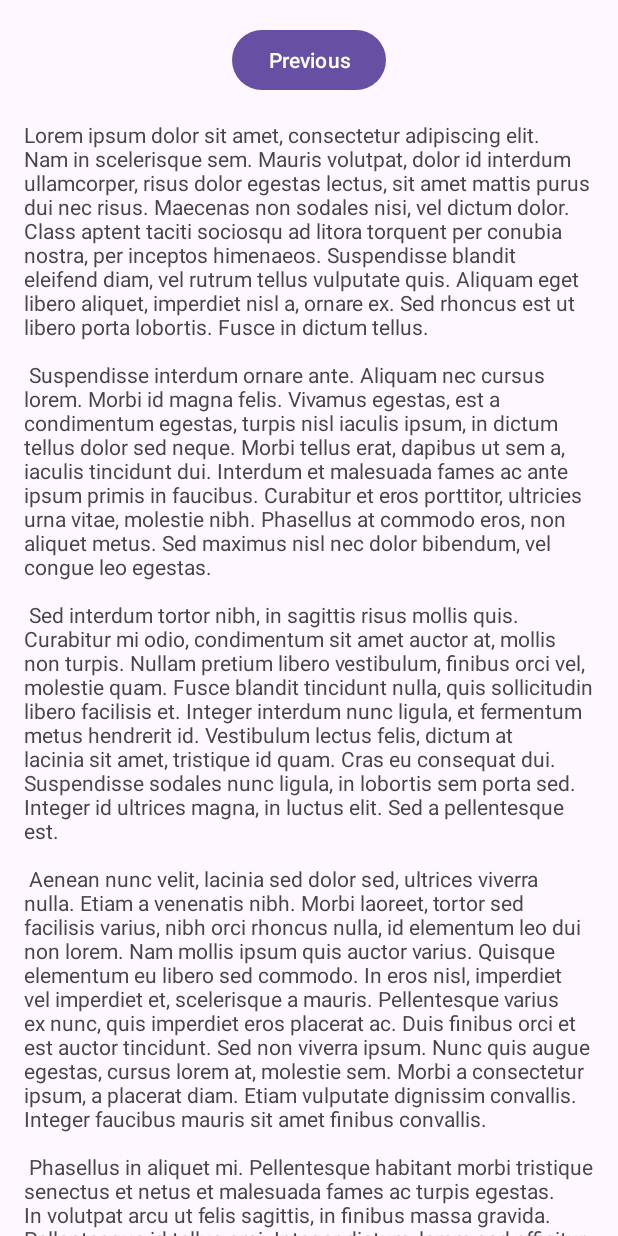
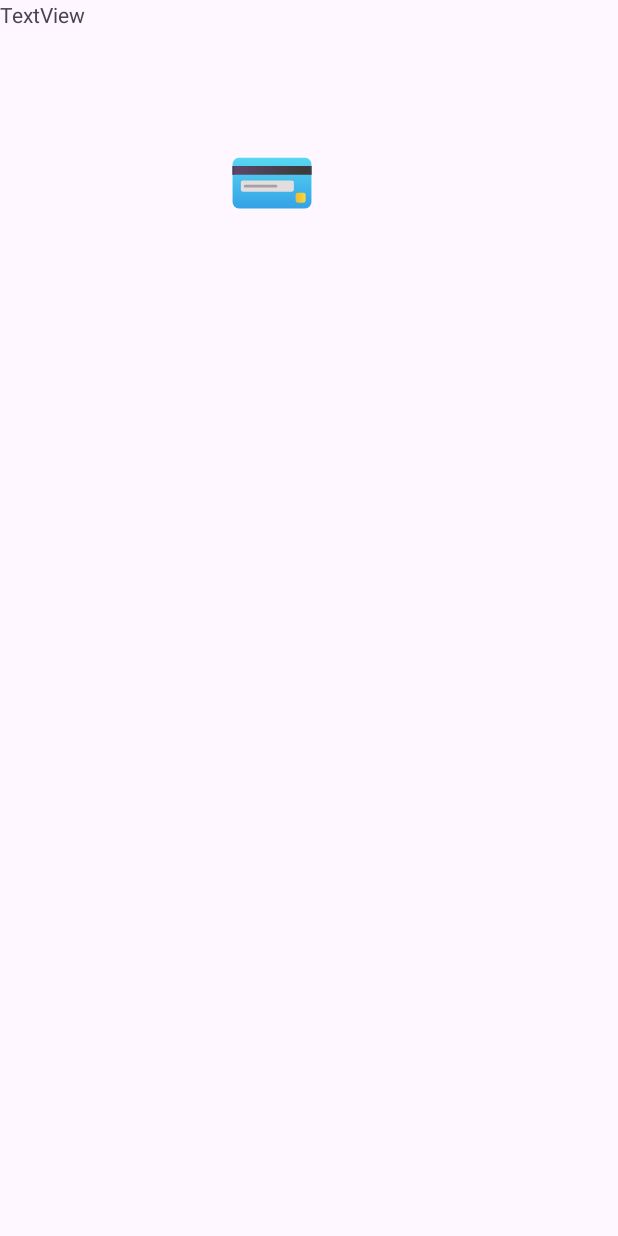
Before and after one commit to Lamparter/SmartTap, an Android app built with Jetpack Compose: the layout smart_tap.xml on its own in the app's theme, with its tools: preview values and no code run, on a phone screen of 412 x 824 dp. Run offline under Robolectric (Android 15) with nearby library versions, the phone set to English and light mode, and no system bars.

Commit message:
💄 Add layout

```diff
--- a/app/src/main/java/dev/riverside/credit/Biometrics.kt
+++ b/app/src/main/java/dev/riverside/credit/Biometrics.kt
@@ -8,6 +8,8 @@ import android.view.View
 import android.view.ViewGroup
 import android.widget.Toast
 import androidx.core.content.ContextCompat
+import androidx.navigation.findNavController
+import androidx.navigation.fragment.findNavController
 import dev.riverside.credit.databinding.AuthBiometricBinding
 import java.util.concurrent.Executor
 
@@ -39,7 +41,8 @@ class Biometrics : Fragment() {
 
             override fun onAuthenticationSucceeded(result: BiometricPrompt.AuthenticationResult) {
                 super.onAuthenticationSucceeded(result)
-                // TODO: Handle success
+                val navController = view?.findNavController()
+                navController?.navigate(R.id.action_FirstFragment_to_SecondFragment)
             }
 
             override fun onAuthenticationFailed() {
--- a/app/src/main/java/dev/riverside/credit/Homepage.kt
+++ b/app/src/main/java/dev/riverside/credit/Homepage.kt
@@ -32,8 +32,7 @@ class Homepage : Fragment() {
     override fun onViewCreated(view: View, savedInstanceState: Bundle?) {
         super.onViewCreated(view, savedInstanceState)
 
-        binding.buttonSecond.setOnClickListener {
-            findNavController().navigate(R.id.action_SecondFragment_to_FirstFragment)
+        binding.imageView5.setOnClickListener {
         }
     }
 
--- a/app/src/main/res/layout/auth_biometric.xml
+++ b/app/src/main/res/layout/auth_biometric.xml
@@ -6,9 +6,4 @@
     android:layout_height="match_parent"
     tools:context=".Biometrics">
 
-    <ProgressBar
-        android:id="@+id/progressBar4"
-        style="?android:attr/progressBarStyle"
-        android:layout_width="match_parent"
-        android:layout_height="wrap_content" />
 </androidx.core.widget.NestedScrollView>
--- a/app/src/main/res/layout/smart_tap.xml
+++ b/app/src/main/res/layout/smart_tap.xml
@@ -1,35 +1,28 @@
 <?xml version="1.0" encoding="utf-8"?>
-<androidx.core.widget.NestedScrollView xmlns:android="http://schemas.android.com/apk/res/android"
+<androidx.constraintlayout.widget.ConstraintLayout xmlns:android="http://schemas.android.com/apk/res/android"
     xmlns:app="http://schemas.android.com/apk/res-auto"
     xmlns:tools="http://schemas.android.com/tools"
+    android:id="@+id/nestedScrollView"
     android:layout_width="match_parent"
     android:layout_height="match_parent"
     tools:context=".Homepage">
 
-    <androidx.constraintlayout.widget.ConstraintLayout
-        android:layout_width="match_parent"
-        android:layout_height="match_parent"
-        android:padding="16dp">
-
-        <Button
-            android:id="@+id/button_second"
-            android:layout_width="wrap_content"
-            android:layout_height="wrap_content"
-            android:text="@string/previous"
-            app:layout_constraintBottom_toTopOf="@id/textview_second"
+    <ImageView
+        android:id="@+id/imageView5"
+        android:layout_width="360dp"
+        android:layout_height="132dp"
+        android:layout_marginTop="56dp"
+        android:src="@drawable/credit_foreground"
         app:layout_constraintEnd_toEndOf="parent"
+        app:layout_constraintHorizontal_bias="0.025"
         app:layout_constraintStart_toStartOf="parent"
         app:layout_constraintTop_toTopOf="parent" />
 
     <TextView
-            android:id="@+id/textview_second"
+        android:id="@+id/textView"
         android:layout_width="wrap_content"
         android:layout_height="wrap_content"
-            android:layout_marginTop="16dp"
-            android:text="@string/lorem_ipsum"
-            app:layout_constraintBottom_toBottomOf="parent"
-            app:layout_constraintEnd_toEndOf="parent"
-            app:layout_constraintStart_toStartOf="parent"
-            app:layout_constraintTop_toBottomOf="@id/button_second" />
+        android:text="TextView"
+        tools:layout_editor_absoluteX="247dp"
+        tools:layout_editor_absoluteY="125dp" />
 </androidx.constraintlayout.widget.ConstraintLayout>
-</androidx.core.widget.NestedScrollView>
--- a/app/src/main/res/xml/backup_rules.xml
+++ b/app/src/main/res/xml/backup_rules.xml
@@ -2,7 +2,7 @@
    Sample backup rules file; uncomment and customize as necessary.
    See https://developer.android.com/guide/topics/data/autobackup
    for details.
-   Note: This file is ignored for devices older that API 31
+   Note: This file is ignored for devices older than API 31
    See https://developer.android.com/about/versions/12/backup-restore
 -->
 <full-backup-content>
```
Also changed, not shown: app/src/main/java/dev/riverside/credit/Main.kt (+24 -28 lines), app/src/main/res/layout/activity_main.xml (+18 -17 lines), app/src/main/res/navigation/nav_graph.xml (+1 -6 lines), app/src/main/res/mipmap-xhdpi/hero.png (added). Lines whose indentation alone changed are shown as unchanged.
